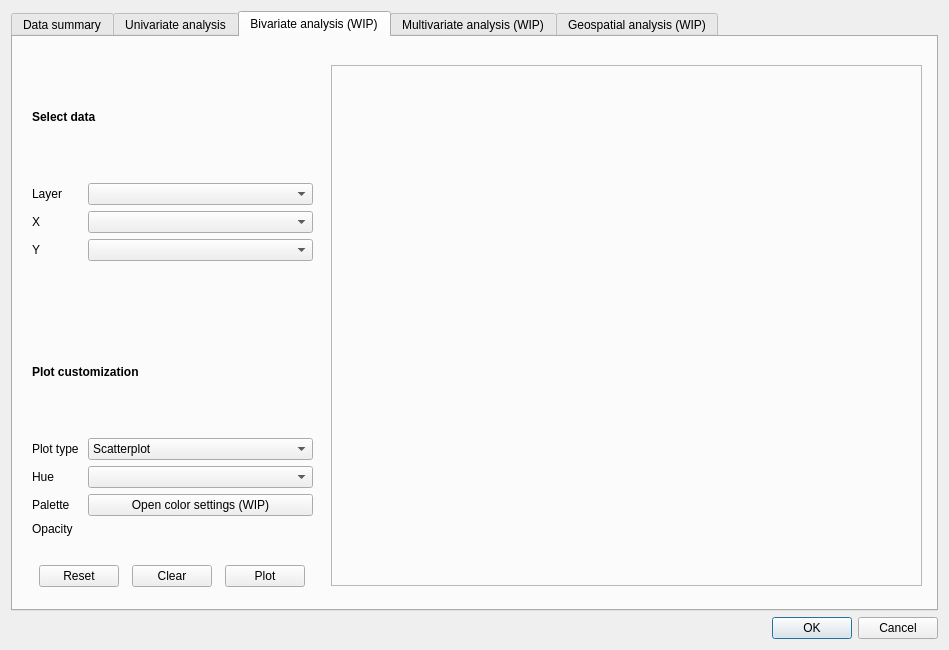
Qt form eis_qgis_plugin/resources/ui/explore/wizard_explore_window_new.ui (GispoCoding/eis_qgis_plugin) before a commit.
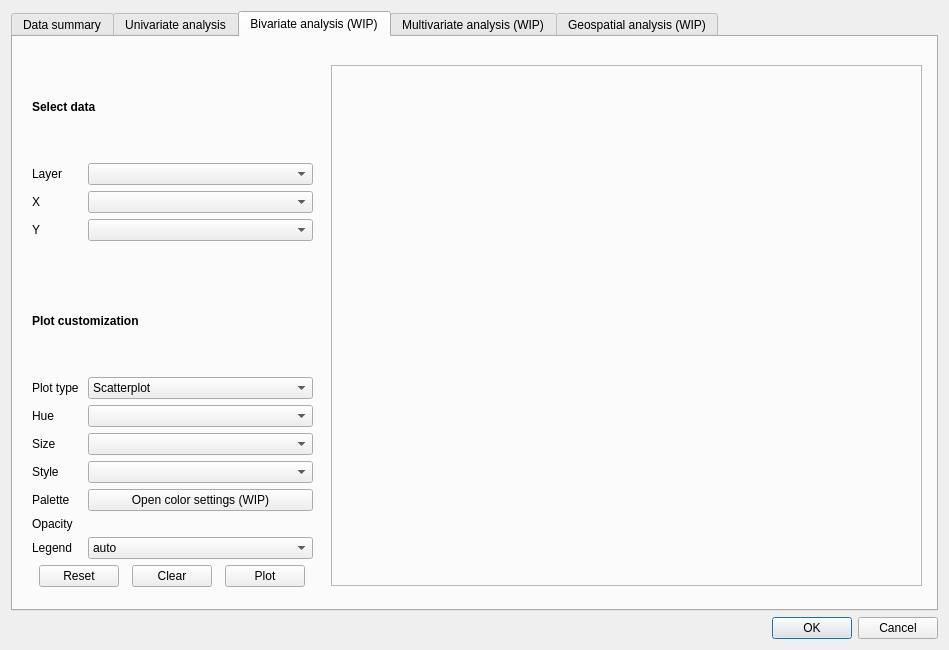
The same form after that commit. Custom widgets are drawn as their Qt base class.

Commit message: Add more parameters bivariate analysis

Diff of the .ui file:
```diff
--- a/eis_qgis_plugin/resources/ui/explore/wizard_explore_window_new.ui
+++ b/eis_qgis_plugin/resources/ui/explore/wizard_explore_window_new.ui
@@ -1122,14 +1122,14 @@
              <item row="1" column="1">
               <widget class="QgsFieldComboBox" name="hue_bivariate"/>
              </item>
-             <item row="2" column="0">
+             <item row="4" column="0">
               <widget class="QLabel" name="label_80">
                <property name="text">
                 <string>Palette</string>
                </property>
               </widget>
              </item>
-             <item row="2" column="1">
+             <item row="4" column="1">
               <widget class="QPushButton" name="color_settings_btn_bivariate">
                <property name="sizePolicy">
                 <sizepolicy hsizetype="Preferred" vsizetype="Fixed">
@@ -1142,20 +1142,71 @@
                </property>
               </widget>
              </item>
-             <item row="3" column="0">
+             <item row="5" column="0">
               <widget class="QLabel" name="label_81">
                <property name="text">
                 <string>Opacity</string>
                </property>
               </widget>
              </item>
-             <item row="3" column="1">
+             <item row="5" column="1">
               <widget class="QgsOpacityWidget" name="opacity_selection_bivariate">
                <property name="opacity">
                 <double>0.900000000000000</double>
                </property>
               </widget>
              </item>
+             <item row="2" column="0">
+              <widget class="QLabel" name="sizeLabel">
+               <property name="text">
+                <string>Size</string>
+               </property>
+              </widget>
+             </item>
+             <item row="2" column="1">
+              <widget class="QgsFieldComboBox" name="size_bivariate"/>
+             </item>
+             <item row="3" column="0">
+              <widget class="QLabel" name="styleLabel">
+               <property name="text">
+                <string>Style</string>
+               </property>
+              </widget>
+             </item>
+             <item row="3" column="1">
+              <widget class="QgsFieldComboBox" name="style_bivariate"/>
+             </item>
+             <item row="6" column="0">
+              <widget class="QLabel" name="legendLabel">
+               <property name="text">
+                <string>Legend</string>
+               </property>
+              </widget>
+             </item>
+             <item row="6" column="1">
+              <widget class="QComboBox" name="legend_bivariate">
+               <item>
+                <property name="text">
+                 <string>auto</string>
+                </property>
+               </item>
+               <item>
+                <property name="text">
+                 <string>brief</string>
+                </property>
+               </item>
+               <item>
+                <property name="text">
+                 <string>full</string>
+                </property>
+               </item>
+               <item>
+                <property name="text">
+                 <string>False</string>
+                </property>
+               </item>
+              </widget>
+             </item>
             </layout>
            </item>
            <item>
```
The commit also changes 1 other file.
